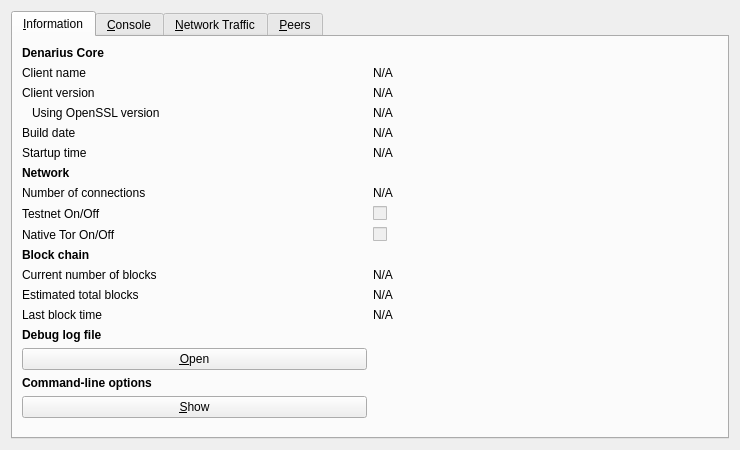
Qt form src/qt/forms/rpcconsole.ui (metaspartan/denarius) before a commit.
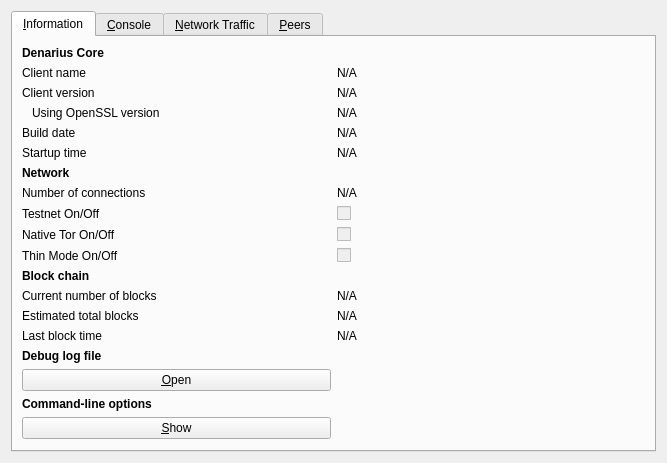
The same form after that commit. Icons and pictures are not drawn. Custom widgets are drawn as their Qt base class.

Commit message: Thin Mode Updates and Fixes

The edit to the form file:
```diff
--- a/src/qt/forms/rpcconsole.ui
+++ b/src/qt/forms/rpcconsole.ui
@@ -6,8 +6,8 @@
    <rect>
     <x>0</x>
     <y>0</y>
-    <width>740</width>
-    <height>450</height>
+    <width>667</width>
+    <height>453</height>
    </rect>
   </property>
   <property name="windowTitle">
@@ -24,16 +24,23 @@
        <string>&amp;Information</string>
       </attribute>
       <layout class="QGridLayout" name="gridLayout">
-       <item row="0" column="0">
-        <widget class="QLabel" name="label_9">
-         <property name="font">
-          <font>
-           <weight>75</weight>
-           <bold>true</bold>
-          </font>
+       <item row="8" column="1">
+        <widget class="QCheckBox" name="isTestNet">
+         <property name="enabled">
+          <bool>false</bool>
          </property>
          <property name="text">
-          <string>Denarius Core</string>
+          <string/>
+         </property>
+        </widget>
+       </item>
+       <item row="3" column="0">
+        <widget class="QLabel" name="label_14">
+         <property name="text">
+          <string>Using OpenSSL version</string>
+         </property>
+         <property name="indent">
+          <number>10</number>
          </property>
         </widget>
        </item>
@@ -51,6 +58,19 @@
          </property>
         </widget>
        </item>
+       <item row="0" column="0">
+        <widget class="QLabel" name="label_9">
+         <property name="font">
+          <font>
+           <weight>75</weight>
+           <bold>true</bold>
+          </font>
+         </property>
+         <property name="text">
+          <string>Denarius Core</string>
+         </property>
+        </widget>
+       </item>
        <item row="2" column="1">
         <widget class="QLabel" name="clientVersion">
          <property name="cursor">
@@ -67,16 +87,6 @@
          </property>
         </widget>
        </item>
-       <item row="3" column="0">
-        <widget class="QLabel" name="label_14">
-         <property name="text">
-          <string>Using OpenSSL version</string>
-         </property>
-         <property name="indent">
-          <number>10</number>
-         </property>
-        </widget>
-       </item>
        <item row="1" column="1">
         <widget class="QLabel" name="clientName">
          <property name="cursor">
@@ -93,6 +103,22 @@
          </property>
         </widget>
        </item>
+       <item row="4" column="1">
+        <widget class="QLabel" name="buildDate">
+         <property name="cursor">
+          <cursorShape>IBeamCursor</cursorShape>
+         </property>
+         <property name="text">
+          <string>N/A</string>
+         </property>
+         <property name="textFormat">
+          <enum>Qt::PlainText</enum>
+         </property>
+         <property name="textInteractionFlags">
+          <set>Qt::LinksAccessibleByMouse|Qt::TextSelectableByKeyboard|Qt::TextSelectableByMouse</set>
+         </property>
+        </widget>
+       </item>
        <item row="4" column="0">
         <widget class="QLabel" name="label_12">
          <property name="text">
@@ -100,22 +126,6 @@
          </property>
         </widget>
        </item>
-       <item row="4" column="1">
-        <widget class="QLabel" name="buildDate">
-         <property name="cursor">
-          <cursorShape>IBeamCursor</cursorShape>
-         </property>
-         <property name="text">
-          <string>N/A</string>
-         </property>
-         <property name="textFormat">
-          <enum>Qt::PlainText</enum>
-         </property>
-         <property name="textInteractionFlags">
-          <set>Qt::LinksAccessibleByMouse|Qt::TextSelectableByKeyboard|Qt::TextSelectableByMouse</set>
-         </property>
-        </widget>
-       </item>
        <item row="3" column="1">
         <widget class="QLabel" name="openSSLVersion">
          <property name="cursor">
@@ -132,13 +142,6 @@
          </property>
         </widget>
        </item>
-       <item row="5" column="0">
-        <widget class="QLabel" name="label_13">
-         <property name="text">
-          <string>Startup time</string>
-         </property>
-        </widget>
-       </item>
        <item row="7" column="0">
         <widget class="QLabel" name="label_7">
          <property name="text">
@@ -175,6 +178,13 @@
          </property>
         </widget>
        </item>
+       <item row="5" column="0">
+        <widget class="QLabel" name="label_13">
+         <property name="text">
+          <string>Startup time</string>
+         </property>
+        </widget>
+       </item>
        <item row="7" column="1">
         <widget class="QLabel" name="numberOfConnections">
          <property name="cursor">
@@ -198,6 +208,16 @@
          </property>
         </widget>
        </item>
+       <item row="9" column="1">
+        <widget class="QCheckBox" name="isNativeTor">
+         <property name="enabled">
+          <bool>false</bool>
+         </property>
+         <property name="text">
+          <string/>
+         </property>
+        </widget>
+       </item>
        <item row="9" column="0">
         <widget class="QLabel" name="label_81">
          <property name="text">
@@ -205,78 +225,35 @@
          </property>
         </widget>
        </item>
-       <item row="8" column="1">
-        <widget class="QCheckBox" name="isTestNet">
-         <property name="enabled">
-          <bool>false</bool>
-         </property>
-         <property name="text">
-          <string/>
-         </property>
-        </widget>
-       </item>
-       <item row="9" column="1">
-        <widget class="QCheckBox" name="isNativeTor">
-         <property name="enabled">
-          <bool>false</bool>
-         </property>
-         <property name="text">
-          <string/>
-         </property>
-        </widget>
-       </item>
-       <item row="11" column="0">
+       <item row="13" column="0">
         <widget class="QLabel" name="label_3">
          <property name="text">
           <string>Current number of blocks</string>
          </property>
         </widget>
        </item>
-       <item row="10" column="0">
-        <widget class="QLabel" name="label_10">
-         <property name="font">
-          <font>
-           <weight>75</weight>
-           <bold>true</bold>
-          </font>
-         </property>
-         <property name="text">
-          <string>Block chain</string>
-         </property>
-        </widget>
-       </item>
-       <item row="11" column="1">
-        <widget class="QLabel" name="numberOfBlocks">
-         <property name="cursor">
-          <cursorShape>IBeamCursor</cursorShape>
-         </property>
-         <property name="text">
-          <string>N/A</string>
-         </property>
-         <property name="textFormat">
-          <enum>Qt::PlainText</enum>
-         </property>
-         <property name="textInteractionFlags">
-          <set>Qt::LinksAccessibleByMouse|Qt::TextSelectableByKeyboard|Qt::TextSelectableByMouse</set>
-         </property>
-        </widget>
-       </item>
-       <item row="12" column="0">
+       <item row="14" column="0">
         <widget class="QLabel" name="label_4">
          <property name="text">
           <string>Estimated total blocks</string>
          </property>
         </widget>
        </item>
-       <item row="13" column="0">
-        <widget class="QLabel" name="label_2">
+       <item row="12" column="0">
+        <widget class="QLabel" name="label_10">
+         <property name="font">
+          <font>
+           <weight>75</weight>
+           <bold>true</bold>
+          </font>
+         </property>
          <property name="text">
-          <string>Last block time</string>
+          <string>Block chain</string>
          </property>
         </widget>
        </item>
        <item row="13" column="1">
-        <widget class="QLabel" name="lastBlockTime">
+        <widget class="QLabel" name="numberOfBlocks">
          <property name="cursor">
           <cursorShape>IBeamCursor</cursorShape>
          </property>
@@ -291,23 +268,7 @@
          </property>
         </widget>
        </item>
-       <item row="12" column="1">
-        <widget class="QLabel" name="totalBlocks">
-         <property name="cursor">
-          <cursorShape>IBeamCursor</cursorShape>
-         </property>
-         <property name="text">
-          <string>N/A</string>
-         </property>
-         <property name="textFormat">
-          <enum>Qt::PlainText</enum>
-         </property>
-         <property name="textInteractionFlags">
-          <set>Qt::LinksAccessibleByMouse|Qt::TextSelectableByKeyboard|Qt::TextSelectableByMouse</set>
-         </property>
-        </widget>
-       </item>
-       <item row="14" column="0">
+       <item row="16" column="0">
         <spacer name="verticalSpacer_2">
          <property name="orientation">
           <enum>Qt::Vertical</enum>
@@ -320,7 +281,7 @@
          </property>
         </spacer>
        </item>
-       <item row="17" column="0">
+       <item row="19" column="0">
         <widget class="QLabel" name="labelCLOptions">
          <property name="font">
           <font>
@@ -333,7 +294,59 @@
          </property>
         </widget>
        </item>
-       <item row="16" column="0">
+       <item row="15" column="1">
+        <widget class="QLabel" name="lastBlockTime">
+         <property name="cursor">
+          <cursorShape>IBeamCursor</cursorShape>
+         </property>
+         <property name="text">
+          <string>N/A</string>
+         </property>
+         <property name="textFormat">
+          <enum>Qt::PlainText</enum>
+         </property>
+         <property name="textInteractionFlags">
+          <set>Qt::LinksAccessibleByMouse|Qt::TextSelectableByKeyboard|Qt::TextSelectableByMouse</set>
+         </property>
+        </widget>
+       </item>
+       <item row="15" column="0">
+        <widget class="QLabel" name="label_2">
+         <property name="text">
+          <string>Last block time</string>
+         </property>
+        </widget>
+       </item>
+       <item row="14" column="1">
+        <widget class="QLabel" name="totalBlocks">
+         <property name="cursor">
+          <cursorShape>IBeamCursor</cursorShape>
+         </property>
+         <property name="text">
+          <string>N/A</string>
+         </property>
+         <property name="textFormat">
+          <enum>Qt::PlainText</enum>
+         </property>
+         <property name="textInteractionFlags">
+          <set>Qt::LinksAccessibleByMouse|Qt::TextSelectableByKeyboard|Qt::TextSelectableByMouse</set>
+         </property>
+        </widget>
+       </item>
+       <item row="21" column="0">
+        <spacer name="verticalSpacer">
+         <property name="orientation">
+          <enum>Qt::Vertical</enum>
+         </property>
+         <property name="sizeHint" stdset="0">
+          <size>
+           <width>20</width>
+           <height>40</height>
+          </size>
+         </property>
+        </spacer>
+       </item>
+       <item row="18" column="0">
         <widget class="QPushButton" name="openDebugLogfileButton">
          <property name="toolTip">
           <string>Open the Denarius debug log file from the current data directory. This can take a few seconds for large log files.</string>
@@ -346,20 +359,7 @@
          </property>
         </widget>
        </item>
-       <item row="15" column="0">
-        <widget class="QLabel" name="labelDebugLogfile">
-         <property name="font">
-          <font>
-           <weight>75</weight>
-           <bold>true</bold>
-          </font>
-         </property>
-         <property name="text">
-          <string>Debug log file</string>
-         </property>
-        </widget>
-       </item>
-       <item row="18" column="0">
+       <item row="20" column="0">
         <widget class="QPushButton" name="showCLOptionsButton">
          <property name="toolTip">
           <string>Show the Denarius-Qt help message to get a list with possible Denarius command-line options.</string>
@@ -372,18 +372,35 @@
          </property>
         </widget>
        </item>
-       <item row="19" column="0">
-        <spacer name="verticalSpacer">
-         <property name="orientation">
-          <enum>Qt::Vertical</enum>
+       <item row="17" column="0">
+        <widget class="QLabel" name="labelDebugLogfile">
+         <property name="font">
+          <font>
+           <weight>75</weight>
+           <bold>true</bold>
+          </font>
          </property>
-         <property name="sizeHint" stdset="0">
-          <size>
-           <width>20</width>
-           <height>40</height>
-          </size>
+         <property name="text">
+          <string>Debug log file</string>
          </property>
-        </spacer>
+        </widget>
+       </item>
+       <item row="10" column="0">
+        <widget class="QLabel" name="label_82">
+         <property name="text">
+          <string>Thin Mode On/Off</string>
+         </property>
+        </widget>
+       </item>
+       <item row="10" column="1">
+        <widget class="QCheckBox" name="isThinMode">
+         <property name="enabled">
+          <bool>false</bool>
+         </property>
+         <property name="text">
+          <string/>
+         </property>
+        </widget>
        </item>
       </layout>
      </widget>
```
The commit also changes 14 other files.
